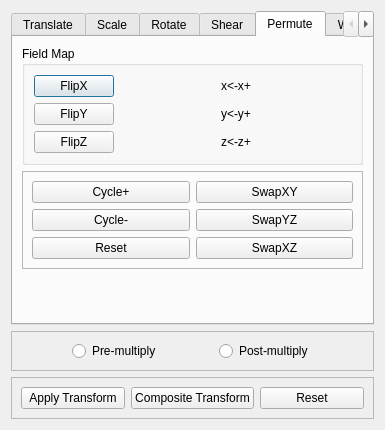
This is src/Interface/Modules/Math/CreateGeometricTransform.ui in SCIInstitute/SCIRun as Qt 5 draws it before an edit. The edited form follows.
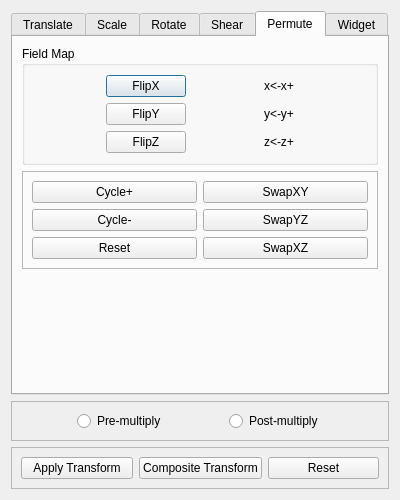
This is the edited form. The open tabs and pages were chosen to show the change.

Commit message: adjust gui spacing fix style for tabs

```diff
--- a/src/Interface/Modules/Math/CreateGeometricTransform.ui
+++ b/src/Interface/Modules/Math/CreateGeometricTransform.ui
@@ -6,8 +6,8 @@
    <rect>
     <x>0</x>
     <y>0</y>
-    <width>385</width>
-    <height>430</height>
+    <width>400</width>
+    <height>500</height>
    </rect>
   </property>
   <property name="sizePolicy">
@@ -18,8 +18,8 @@
   </property>
   <property name="minimumSize">
    <size>
-    <width>385</width>
-    <height>430</height>
+    <width>400</width>
+    <height>500</height>
    </size>
   </property>
   <property name="windowTitle">
@@ -684,121 +684,160 @@
           <string>Field Map</string>
          </property>
          <layout class="QGridLayout" name="gridLayout">
-          <item row="0" column="0">
+          <item row="0" column="1">
            <widget class="QPushButton" name="flipXPushButton_">
             <property name="text">
              <string>FlipX</string>
             </property>
            </widget>
           </item>
-          <item row="0" column="1">
-           <spacer name="horizontalSpacer_5">
+          <item row="2" column="3">
+           <widget class="QLabel" name="fieldMapZLabel_">
+            <property name="text">
+             <string>z&lt;-z+</string>
+            </property>
+           </widget>
+          </item>
+          <item row="2" column="4">
+           <spacer name="horizontalSpacer_10">
             <property name="orientation">
              <enum>Qt::Horizontal</enum>
             </property>
             <property name="sizeHint" stdset="0">
              <size>
-              <width>96</width>
+              <width>66</width>
               <height>20</height>
              </size>
             </property>
            </spacer>
           </item>
-          <item row="0" column="2">
+          <item row="2" column="1">
+           <widget class="QPushButton" name="flipZPushButton_">
+            <property name="text">
+             <string>FlipZ</string>
+            </property>
+           </widget>
+          </item>
+          <item row="1" column="3">
+           <widget class="QLabel" name="fieldMapYLabel_">
+            <property name="text">
+             <string>y&lt;-y+</string>
+            </property>
+           </widget>
+          </item>
+          <item row="0" column="3">
            <widget class="QLabel" name="fieldMapXLabel_">
             <property name="text">
              <string>x&lt;-x+</string>
             </property>
            </widget>
           </item>
-          <item row="0" column="3">
+          <item row="0" column="2">
+           <spacer name="horizontalSpacer_5">
+            <property name="orientation">
+             <enum>Qt::Horizontal</enum>
+            </property>
+            <property name="sizeHint" stdset="0">
+             <size>
+              <width>66</width>
+              <height>20</height>
+             </size>
+            </property>
+           </spacer>
+          </item>
+          <item row="0" column="4">
            <spacer name="horizontalSpacer_8">
             <property name="orientation">
              <enum>Qt::Horizontal</enum>
             </property>
             <property name="sizeHint" stdset="0">
              <size>
-              <width>96</width>
+              <width>66</width>
               <height>20</height>
              </size>
             </property>
            </spacer>
           </item>
-          <item row="1" column="0">
-           <widget class="QPushButton" name="flipYPushButton_">
-            <property name="text">
-             <string>FlipY</string>
-            </property>
-           </widget>
-          </item>
-          <item row="1" column="1">
-           <spacer name="horizontalSpacer_6">
-            <property name="orientation">
-             <enum>Qt::Horizontal</enum>
-            </property>
-            <property name="sizeHint" stdset="0">
-             <size>
-              <width>96</width>
-              <height>20</height>
-             </size>
-            </property>
-           </spacer>
-          </item>
-          <item row="1" column="2">
-           <widget class="QLabel" name="fieldMapYLabel_">
-            <property name="text">
-             <string>y&lt;-y+</string>
-            </property>
-           </widget>
-          </item>
-          <item row="1" column="3">
+          <item row="1" column="4">
            <spacer name="horizontalSpacer_9">
             <property name="orientation">
              <enum>Qt::Horizontal</enum>
             </property>
             <property name="sizeHint" stdset="0">
              <size>
-              <width>96</width>
-              <height>20</height>
-             </size>
-            </property>
-           </spacer>
-          </item>
-          <item row="2" column="0">
-           <widget class="QPushButton" name="flipZPushButton_">
-            <property name="text">
-             <string>FlipZ</string>
-            </property>
-           </widget>
-          </item>
-          <item row="2" column="1">
-           <spacer name="horizontalSpacer_7">
-            <property name="orientation">
-             <enum>Qt::Horizontal</enum>
-            </property>
-            <property name="sizeHint" stdset="0">
-             <size>
-              <width>96</width>
+              <width>66</width>
               <height>20</height>
              </size>
             </property>
            </spacer>
           </item>
           <item row="2" column="2">
-           <widget class="QLabel" name="fieldMapZLabel_">
+           <spacer name="horizontalSpacer_7">
+            <property name="orientation">
+             <enum>Qt::Horizontal</enum>
+            </property>
+            <property name="sizeHint" stdset="0">
+             <size>
+              <width>66</width>
+              <height>20</height>
+             </size>
+            </property>
+           </spacer>
+          </item>
+          <item row="1" column="2">
+           <spacer name="horizontalSpacer_6">
+            <property name="orientation">
+             <enum>Qt::Horizontal</enum>
+            </property>
+            <property name="sizeHint" stdset="0">
+             <size>
+              <width>66</width>
+              <height>20</height>
+             </size>
+            </property>
+           </spacer>
+          </item>
+          <item row="1" column="1">
+           <widget class="QPushButton" name="flipYPushButton_">
             <property name="text">
-             <string>z&lt;-z+</string>
+             <string>FlipY</string>
             </property>
            </widget>
           </item>
-          <item row="2" column="3">
-           <spacer name="horizontalSpacer_10">
+          <item row="0" column="0">
+           <spacer name="horizontalSpacer_13">
             <property name="orientation">
              <enum>Qt::Horizontal</enum>
             </property>
             <property name="sizeHint" stdset="0">
              <size>
-              <width>96</width>
+              <width>40</width>
+              <height>20</height>
+             </size>
+            </property>
+           </spacer>
+          </item>
+          <item row="1" column="0">
+           <spacer name="horizontalSpacer_14">
+            <property name="orientation">
+             <enum>Qt::Horizontal</enum>
+            </property>
+            <property name="sizeHint" stdset="0">
+             <size>
+              <width>40</width>
+              <height>20</height>
+             </size>
+            </property>
+           </spacer>
+          </item>
+          <item row="2" column="0">
+           <spacer name="horizontalSpacer_15">
+            <property name="orientation">
+             <enum>Qt::Horizontal</enum>
+            </property>
+            <property name="sizeHint" stdset="0">
+             <size>
+              <width>40</width>
               <height>20</height>
              </size>
             </property>
@@ -869,7 +908,7 @@
          <property name="sizeHint" stdset="0">
           <size>
            <width>20</width>
-           <height>43</height>
+           <height>113</height>
           </size>
          </property>
         </spacer>
```
Left out of the diff: 10 changed lines with no effect on the pictures. The commit also changes 1 other file.
